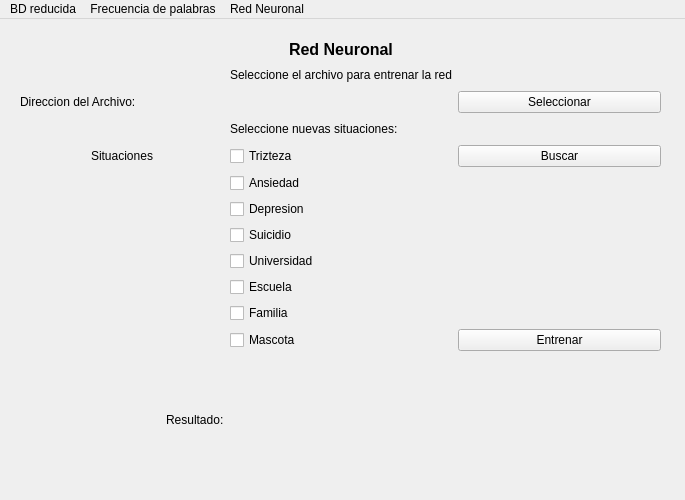
Above: Vista/ventana.ui from Edson-MT1/topicos-programa-python before the change. Below: the same form after it.
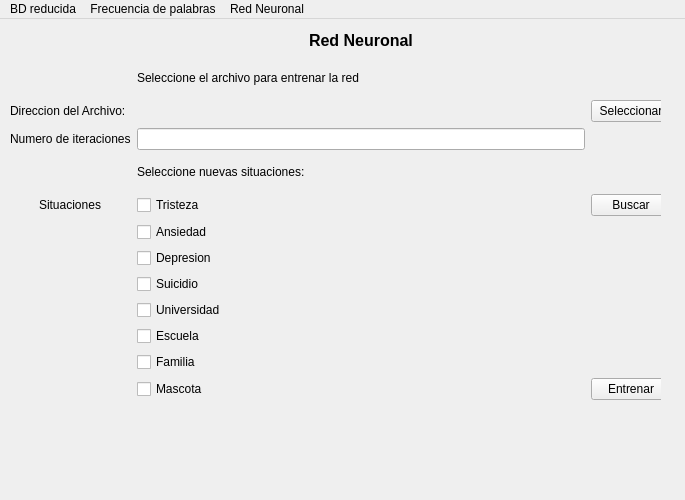
That is the form after the change. The open tabs and pages were chosen to show the change.

```diff
--- a/Vista/ventana.ui
+++ b/Vista/ventana.ui
@@ -144,10 +144,10 @@
      <widget class="QWidget" name="layoutWidget_2">
       <property name="geometry">
        <rect>
-        <x>20</x>
-        <y>20</y>
-        <width>641</width>
-        <height>391</height>
+        <x>10</x>
+        <y>5</y>
+        <width>661</width>
+        <height>491</height>
        </rect>
       </property>
       <layout class="QGridLayout" name="gridLayout_3">
@@ -209,7 +209,7 @@
        <item row="6" column="1">
         <widget class="QCheckBox" name="checkBox">
          <property name="text">
-          <string>Trizteza</string>
+          <string>Tristeza</string>
          </property>
         </widget>
        </item>
@@ -304,6 +304,16 @@
          </property>
         </widget>
        </item>
+       <item row="3" column="0">
+        <widget class="QLabel" name="label_10">
+         <property name="text">
+          <string>Numero de iteraciones</string>
+         </property>
+        </widget>
+       </item>
+       <item row="3" column="1">
+        <widget class="QLineEdit" name="lineEditIteraciones"/>
+       </item>
       </layout>
      </widget>
     </widget>
```
Left out of the diff: 20 changed lines with no effect on the pictures.
